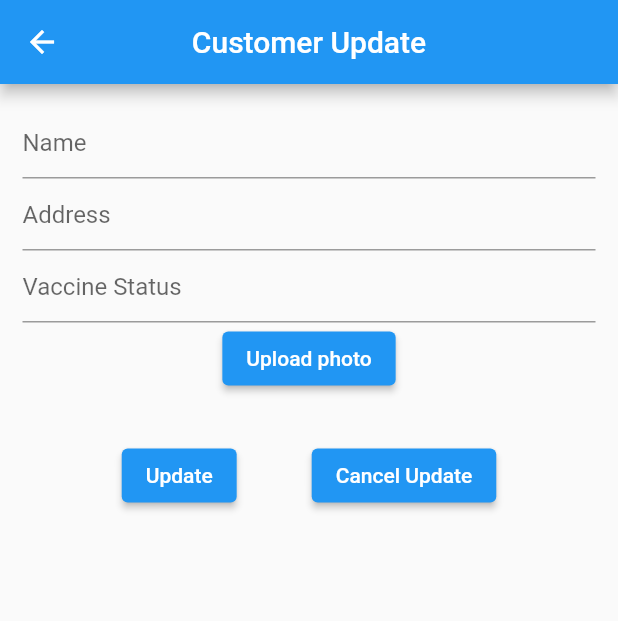
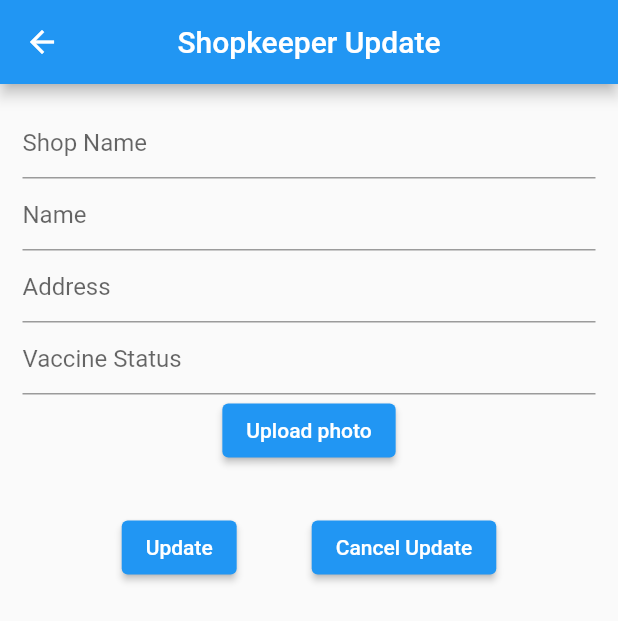
Before and after one commit to thomasajai001/PII-Tracker-COVID_Edition, a Flutter app: the ShopkeeperUpdate screen opened by its route, on a phone screen of 412 x 824 dp. Shown: the top 621 px of the screen. Run offline on Flutter 3.47's test engine with Material 2 defaults, Android fonts, the light colour scheme and no system bars; our stand-ins replace cloud_firestore, firebase_auth, firebase_core, firebase_storage, flutter_spinkit, image_picker and 2 more; missing offline and left inert: barcode_scan_fix; accounts and stored records are empty; network calls fail.

Commit message:
Fixed Shopkeeper  Update and drawerUi

```diff
--- a/lib/ui/shopkeeper/shopkeeperUpdate.dart
+++ b/lib/ui/shopkeeper/shopkeeperUpdate.dart
@@ -12,6 +12,7 @@ import 'package:firebase_auth/firebase_auth.dart';
 bool defaultData = false;
 FirebaseFirestore firestore = FirebaseFirestore.instance;
 FirebaseStorage _storage;
+User shopUser;
 
 class ShopkeeperUpdate extends StatefulWidget {
   @override
@@ -26,59 +27,57 @@ Map datas = {};
 var list = [];
 
 class _ShopkeeperUpdateState extends State<ShopkeeperUpdate> {
-  TextEditingController nameC = TextEditingController();
+  TextEditingController shopNameC = TextEditingController();
+  TextEditingController shopkeeperNameC = TextEditingController();
   TextEditingController addressC = TextEditingController();
   TextEditingController vaccineC = TextEditingController();
+  Map datas = {};
+  List list = [];
+  String shopName, shopkeeperName, address, vaccine, email, uid;
+  String sN, skName, a, v;
+  DateTime date;
+  String i, imageUrl;
   int check = 0;
-  String n = "";
-  String a = "";
+  bool imageChanged = false;
+  bool dataExists = false;
   String u = "";
-  String v = "";
-  String i = " ";
-  String uid = "";
-  String imageUrl = " ";
-  String name = " ";
-  String body = " ";
-  String email = "";
-  DateTime date;
-  String address = "";
-  String vaccine = "";
-  String shopkeeperUid;
-  bool imageChanged = false;
 
   void cancel() {
-    Navigator.pushReplacementNamed(context, '/customerHomePage');
+    Navigator.pushReplacementNamed(context, '/shopkeeperHomePage');
   }
 
   void update() {
-    n = nameC.text.toString();
-    a = addressC.text.toString();
-    v = vaccineC.text.toString();
+    shopName = shopNameC.text.toString();
+    shopkeeperName = shopkeeperNameC.text.toString();
+    address = addressC.text.toString();
+    vaccine = vaccineC.text.toString();
 
-    email = userId.email;
-    date = userId.metadata.lastSignInTime;
+    // email = shopUser.email;
+    // date = shopUser.metadata.lastSignInTime;
 
-    print(date);
+    // print(date);
     if (imageChanged) {
       print("Changing even when not pressed");
-      CollectionReference users = firestore.collection('users');
+      CollectionReference users = firestore.collection('Shopkeeper');
       users.doc(uid).update({
-        'name': n,
-        'address': a,
-        'vaccine': v,
+        'shopName': shopName,
+        'shopkeeperName': shopkeeperName,
+        'address': address,
         'imageUrl': i,
+        'vaccine': vaccine,
       }).then((value) => print("added"));
     } else {
-      CollectionReference users = firestore.collection('users');
+      CollectionReference users = firestore.collection('Shopkeeper');
       users.doc(uid).update({
-        'name': n,
-        'address': a,
-        'vaccine': v,
+        'shopName': shopName,
+        'shopkeeperName': shopkeeperName,
+        'address': address,
         'imageUrl': u,
+        'vaccine': vaccine,
       }).then((value) => print("added"));
     }
 
-    Navigator.pushReplacementNamed(context, '/customerHomePage');
+    Navigator.pushReplacementNamed(context, '/shopkeeperHomePage');
   }
 
   void imageUpload() async {
@@ -122,12 +121,13 @@ class _ShopkeeperUpdateState extends State<ShopkeeperUpdate> {
     uid = userId.uid;
 
     firestore
-        .collection("users")
+        .collection("Shopkeeper")
         .doc(uid)
         .get()
         .then((DocumentSnapshot documentSnapshot) {
       if (documentSnapshot.exists) {
         setState(() {
+          defaultData = true;
           email = userId.email;
           datas = documentSnapshot.data();
           list = datas.values.toList();
@@ -135,15 +135,13 @@ class _ShopkeeperUpdateState extends State<ShopkeeperUpdate> {
           // imageUrl = list[2];
           imageUrl = datas['imageUrl'];
           u = imageUrl;
-          // name = list[3];
-          name = datas['name'];
-          // address = list[1];
-          address = datas['address'];
-          // vaccine = list[0];
-          vaccine = datas['vaccine'];
+          sN = datas['shopName'];
+          a = datas['address'];
+          skName = datas['shopkeeperName'];
+          v = datas['vaccine'];
           print(imageUrl);
-          defaultData = true;
-          print("Details  $imageUrl   $name    $address     $vaccine");
+
+          // print("Details  $imageUrl   $name    $address     $vaccine");
         });
       }
     });
@@ -153,7 +151,7 @@ class _ShopkeeperUpdateState extends State<ShopkeeperUpdate> {
     return (defaultData != false)
         ? Scaffold(
             appBar: AppBar(
-              title: Text("Customer Update"),
+              title: Text("Shopkeeper Update"),
               centerTitle: true,
             ),
             body: SafeArea(
@@ -165,21 +163,27 @@ class _ShopkeeperUpdateState extends State<ShopkeeperUpdate> {
                     children: [
                       TextField(
                         decoration: InputDecoration(
+                          hintText: "Shop Name",
+                        ),
+                        controller: shopNameC..text = sN,
+                      ),
+                      TextField(
+                        decoration: InputDecoration(
                           hintText: "Name",
                         ),
-                        controller: nameC..text = name,
+                        controller: shopkeeperNameC..text = skName,
                       ),
                       TextField(
                         decoration: InputDecoration(
                           hintText: "Address",
                         ),
-                        controller: addressC..text = address,
+                        controller: addressC..text = a,
                       ),
                       TextField(
                         decoration: InputDecoration(
                           hintText: "Vaccine Status",
                         ),
-                        controller: vaccineC..text = vaccine,
+                        controller: vaccineC..text = v,
                       ),
                       ElevatedButton(
                         onPressed: imageUpload,
@@ -212,7 +216,7 @@ class _ShopkeeperUpdateState extends State<ShopkeeperUpdate> {
           )
         : Scaffold(
             appBar: AppBar(
-              title: Text("Customer Update"),
+              title: Text("Shopkeeper Update"),
               centerTitle: true,
             ),
             body: SpinKitRotatingCircle(color: Colors.blue),
--- a/lib/ui/shopkeeper/shopkeeper_home_page.dart
+++ b/lib/ui/shopkeeper/shopkeeper_home_page.dart
@@ -241,7 +241,7 @@ class _ShopkeeperHomePageState extends State<ShopkeeperHomePage> {
             ))
         : Scaffold(
             appBar: AppBar(
-              title: Text("Customer page"),
+              title: Text("ShopKeeper page"),
               centerTitle: true,
             ),
             drawer: Drawer(
@@ -269,10 +269,7 @@ class _ShopkeeperHomePageState extends State<ShopkeeperHomePage> {
                     leading: Icon(Icons.update_sharp),
                     title: Text("Update Fields"),
                     onTap: () {
-                      // Navigator.push(
-                      //     context,
-                      //     MaterialPageRoute(
-                      //         builder: (context) => CustomerUpdate()));
+                      Navigator.pushNamed(context, '/shopkeeperUpdate');
                     },
                   ),
                   ListTile(
--- a/lib/ui/shopkeeper/view_customers.dart
+++ b/lib/ui/shopkeeper/view_customers.dart
@@ -115,7 +115,7 @@ class _ViewCustomersState extends State<ViewCustomers> {
                                 ),
                                 SizedBox(height: 15),
                                 Text(
-                                  "       VaccineStaus  :\n      ${e['data']['vaccine']}",
+                                  "       VaccineStaus  :\n     ${e['data']['vaccine']}",
                                   style: TextStyle(
                                       fontSize: 18,
                                       fontWeight: FontWeight.bold),
```
